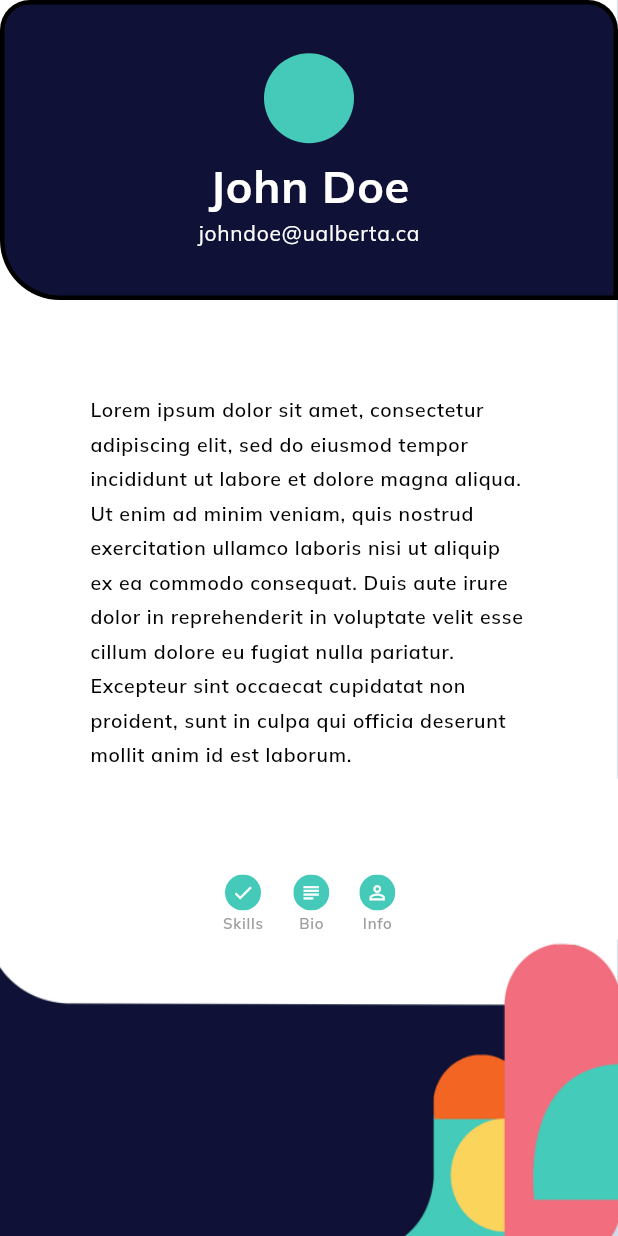
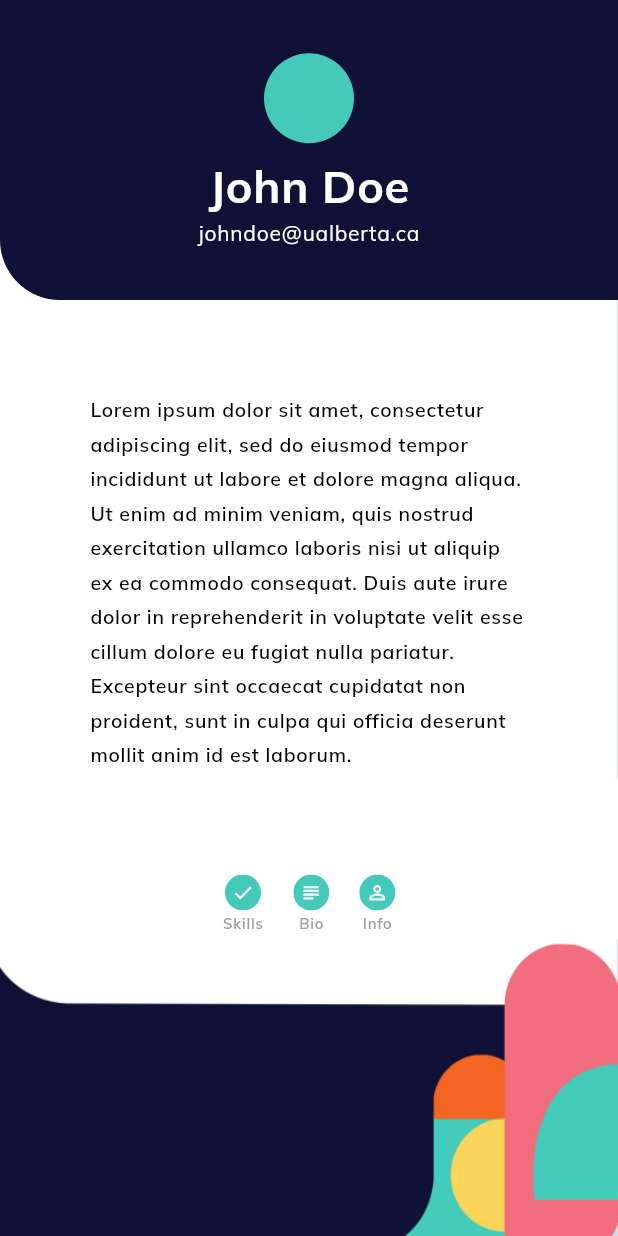
Before and after one commit to AspireUni/Aspire, a Flutter app: the UserProfile screen opened directly, on a phone screen of 412 x 824 dp. Run offline on Flutter 3.47's test engine with Material 2 defaults, Android fonts, the phone set to English and light mode, and no system bars; our stand-ins replace curved_navigation_bar, google_fonts; missing offline and left inert: device_simulator.

Commit message:
fix: header border

```diff
--- a/lib/profile/header.dart
+++ b/lib/profile/header.dart
@@ -55,13 +55,8 @@ class ProfileHeader extends StatelessWidget {
         ),
           decoration: BoxDecoration(
             color: Color(0xFF0F1236),
-          border: Border.all(
-            width: 3.0
-          ),
           borderRadius: BorderRadius.only(
-              topLeft: Radius.circular(20.0),
-              topRight: Radius.circular(20.0),
-              bottomLeft: Radius.elliptical(40.0, 40.0)
+            bottomLeft: Radius.elliptical(40.0, 40.0)
           ),
         )
       );
```
